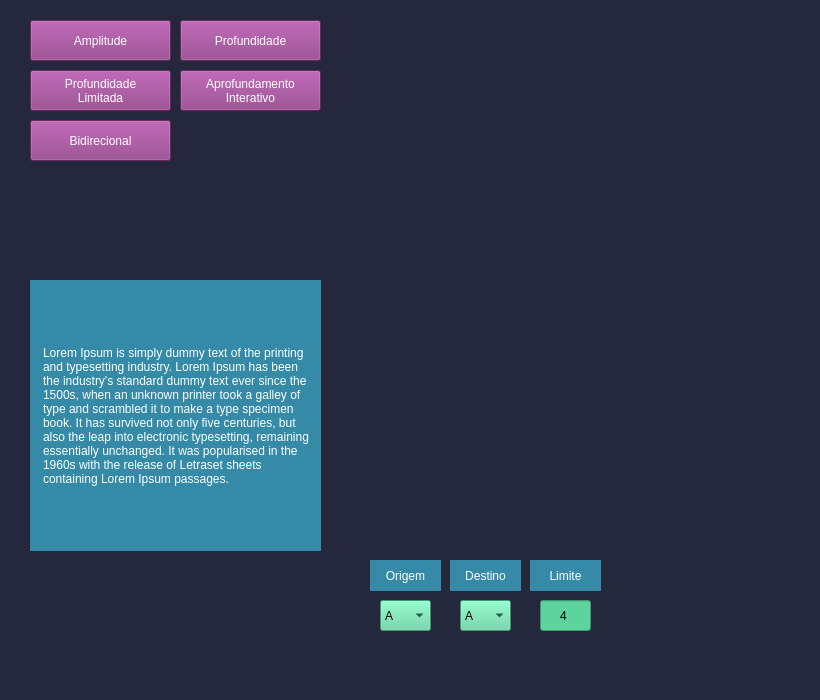
Before: the Qt Designer form Mario_Party.ui in RodgerOliver/mario-party-unitau, drawn with Qt 5.
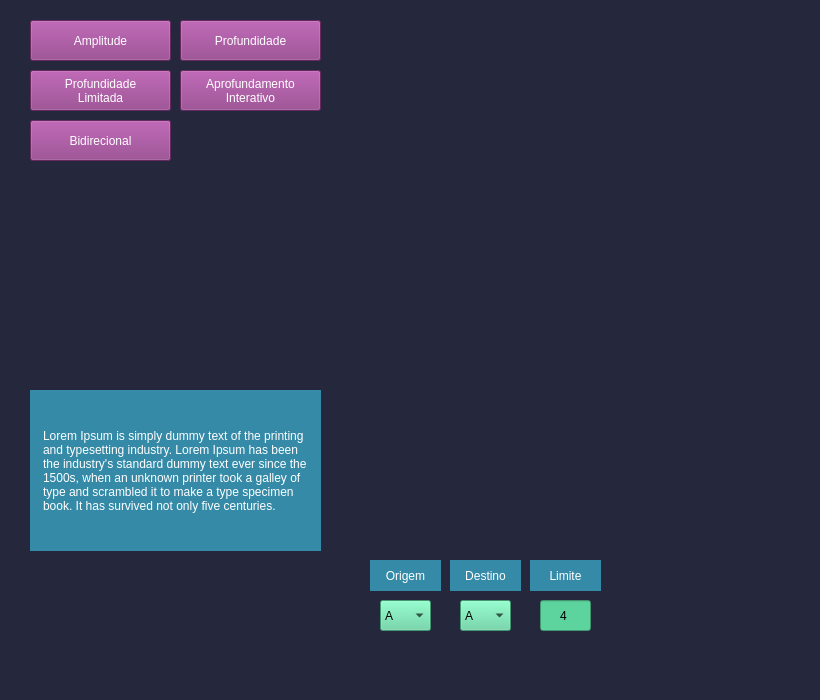
After: the same form once the commit is applied. Icons and pictures are not drawn.

Commit message: Remover tooltip e adicionar mensagem para a StatusBar da label "Limite

What changed in the file:
```diff
--- a/Mario_Party.ui
+++ b/Mario_Party.ui
@@ -36,6 +36,9 @@
 	font: 75 10pt &quot;Noto Sans CJK HK&quot;;
 	color: rgb(255, 255, 255);
 }
+QPushButton.busca_local_com_info {
+	background-color: rgb(57, 143, 60);
+}
 
 QComboBox {
 	background-color: rgb(93, 211, 158);
@@ -190,9 +193,9 @@
     <property name="geometry">
      <rect>
       <x>30</x>
-      <y>280</y>
+      <y>390</y>
       <width>291</width>
-      <height>271</height>
+      <height>161</height>
      </rect>
     </property>
     <property name="styleSheet">
@@ -202,7 +205,7 @@
 padding: 10px;</string>
     </property>
     <property name="text">
-     <string>Lorem Ipsum is simply dummy text of the printing and typesetting industry. Lorem Ipsum has been the industry's standard dummy text ever since the 1500s, when an unknown printer took a galley of type and scrambled it to make a type specimen book. It has survived not only five centuries, but also the leap into electronic typesetting, remaining essentially unchanged. It was popularised in the 1960s with the release of Letraset sheets containing Lorem Ipsum passages.</string>
+     <string>Lorem Ipsum is simply dummy text of the printing and typesetting industry. Lorem Ipsum has been the industry's standard dummy text ever since the 1500s, when an unknown printer took a galley of type and scrambled it to make a type specimen book. It has survived not only five centuries.</string>
     </property>
     <property name="wordWrap">
      <bool>true</bool>
```
Left out of the diff: 13 changed lines with no effect on the pictures.
